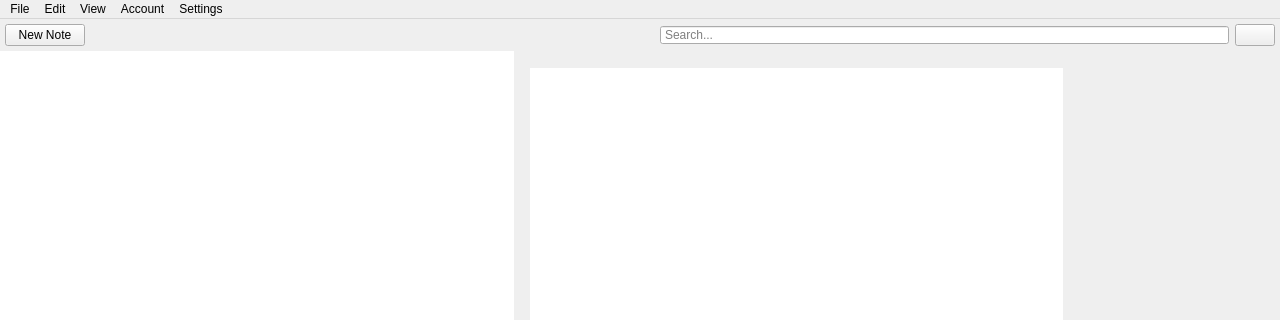
Qt form ui/mainwindow.ui (Open-App-Library/Vibrato-Notes-Desktop) before a commit; both pictures show x 0 to 1280 and y 0 to 320 of the 1280 by 769 pixel window.
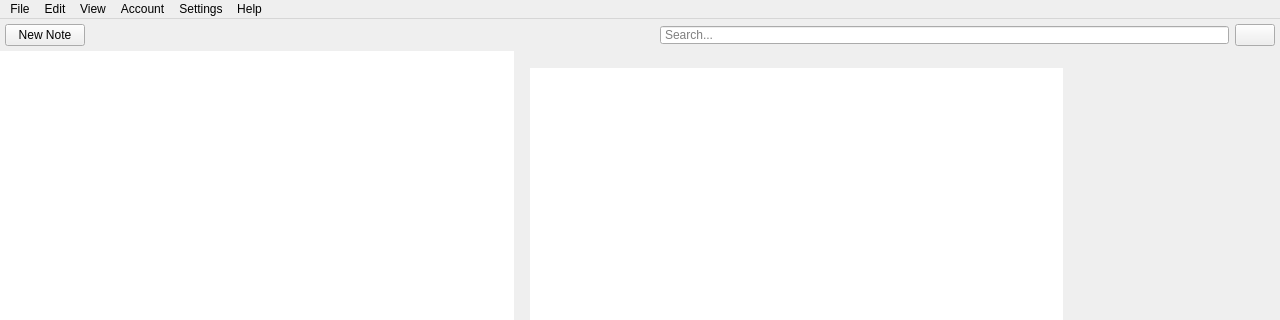
The same form after that commit. Icons and pictures are not drawn. Custom widgets are drawn as their Qt base class.

The edit to the form file:
```diff
--- a/ui/mainwindow.ui
+++ b/ui/mainwindow.ui
@@ -288,7 +288,7 @@
      <x>0</x>
      <y>0</y>
      <width>1280</width>
-     <height>22</height>
+     <height>21</height>
     </rect>
    </property>
    <widget class="QMenu" name="menuFile">
@@ -358,11 +358,18 @@
     <addaction name="menuLayout"/>
     <addaction name="actionShow_Menubar"/>
    </widget>
+   <widget class="QMenu" name="menuHelp">
+    <property name="title">
+     <string>Help</string>
+    </property>
+    <addaction name="actionAbout"/>
+   </widget>
    <addaction name="menuFile"/>
    <addaction name="menuEdit"/>
    <addaction name="menuView"/>
    <addaction name="menuAccount"/>
    <addaction name="menuSettings"/>
+   <addaction name="menuHelp"/>
   </widget>
   <action name="actionImport_Notes">
    <property name="text">
```
Left out of the diff: 5 changed lines with no effect on the pictures.
